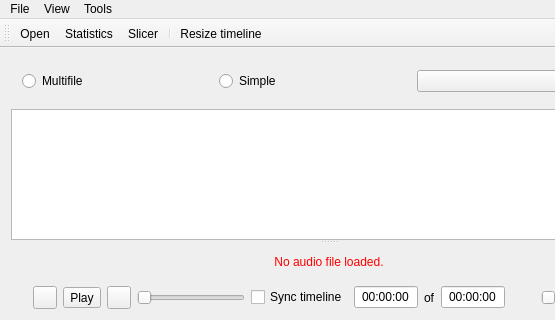
Old version of the form mainwindow.ui in the repository eustaceb/conversational-audio-browser; both pictures show x 0 to 555 and y 0 to 320 of the 658 by 537 pixel window.
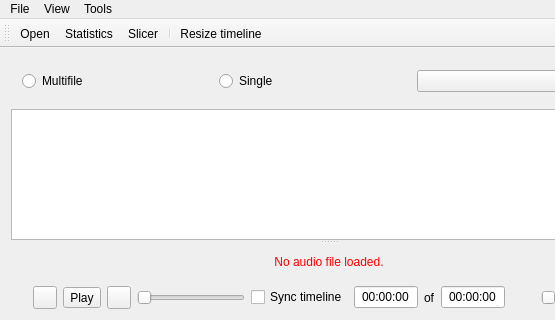
New version of the form. Icons and pictures are not drawn.

```diff
--- a/mainwindow.ui
+++ b/mainwindow.ui
@@ -32,7 +32,7 @@
        <item>
         <widget class="QRadioButton" name="simpleRadioButton">
          <property name="text">
-          <string>Simple</string>
+          <string>Single</string>
          </property>
         </widget>
        </item>
```
